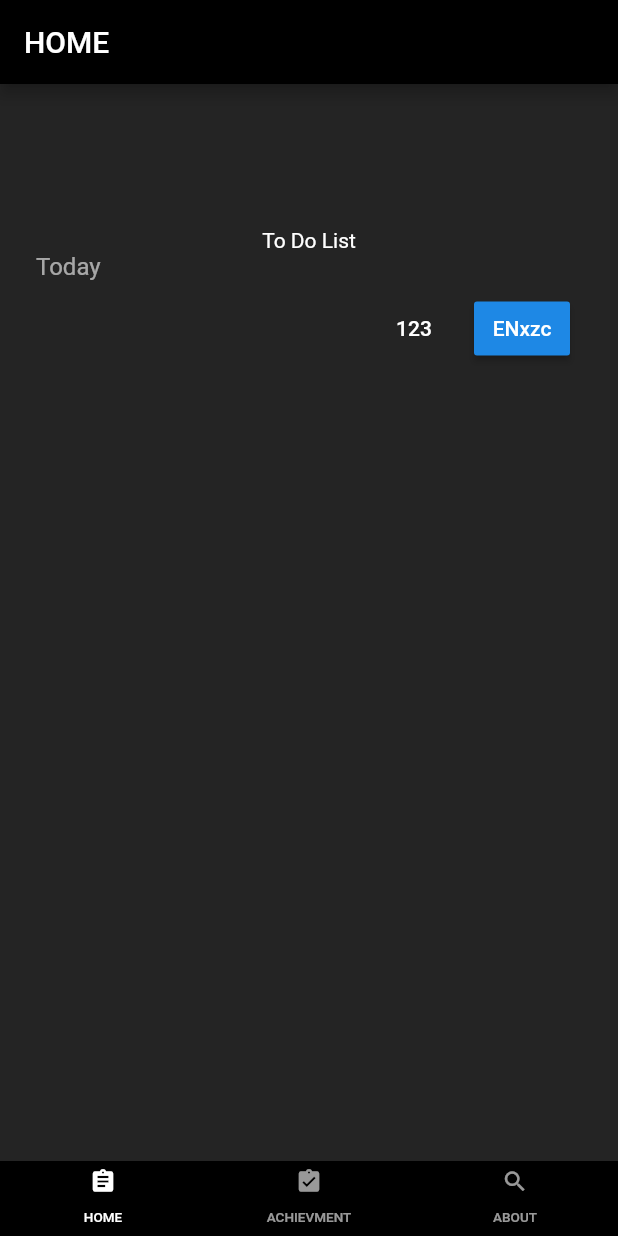
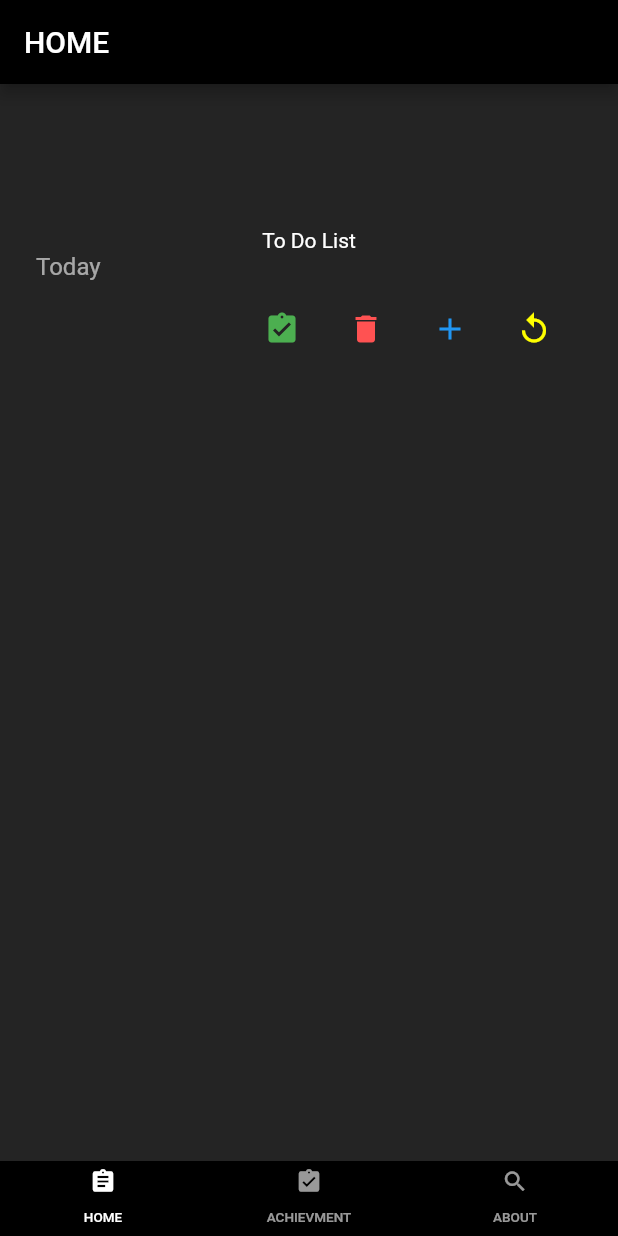
Before and after one commit to yujo11/PROGRAM_42, a Flutter app: the screen it shows after launch, on a phone screen of 412 x 824 dp. Run offline on Flutter 3.47's test engine with Material 2 defaults, Android fonts, the phone set to English and light mode, and no system bars.

Commit message:
add Icon Button

```diff
--- a/toodo_program42/lib/screen/screen_home.dart
+++ b/toodo_program42/lib/screen/screen_home.dart
@@ -43,14 +43,40 @@ class _HomeScreenState extends State<HomeScreen> {
               ),
               ButtonBar(
                 children: <Widget>[
-                  FlatButton(
-                    child: Text('123'),
-                    onPressed: () {},
-                  ),
-                  RaisedButton(
-                    child: Text('ENxzc'),
-                    onPressed: () {},
-                  )
+//                  FlatButton(
+//                    child: Text('REMOVE'),
+//                    onPressed: () {},
+//                  ),
+//                  RaisedButton(
+//                    child: Text(
+//                      'DONE',
+//                    ),
+//                    onPressed: () {},
+//                  ),
+                  IconButton(
+                      icon: Icon(
+                        Icons.assignment_turned_in,
+                        color: Colors.green,
+                      ),
+                      onPressed: () {}),
+                  IconButton(
+                      icon: Icon(
+                        Icons.delete,
+                        color: Colors.redAccent,
+                      ),
+                      onPressed: () {}),
+                  IconButton(
+                      icon: Icon(
+                        Icons.add,
+                        color: Colors.blue,
+                      ),
+                      onPressed: () {}),
+                  IconButton(
+                      icon: Icon(
+                        Icons.replay,
+                        color: Colors.yellowAccent,
+                      ),
+                      onPressed: () {}),
                 ],
               )
             ],
```
